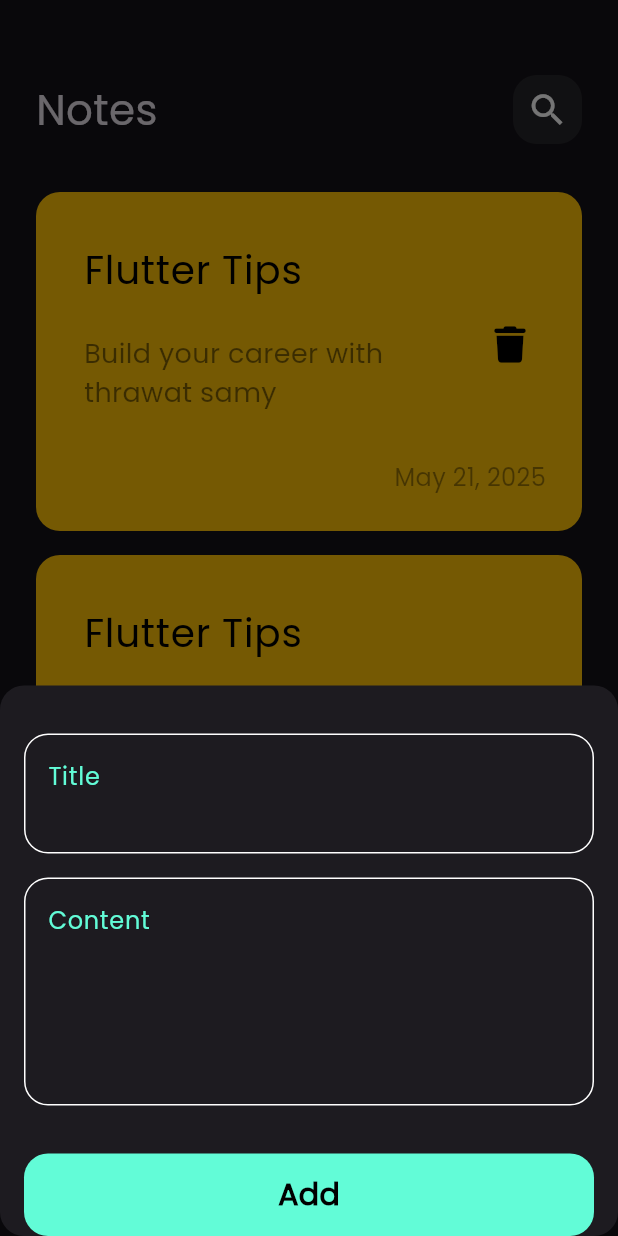
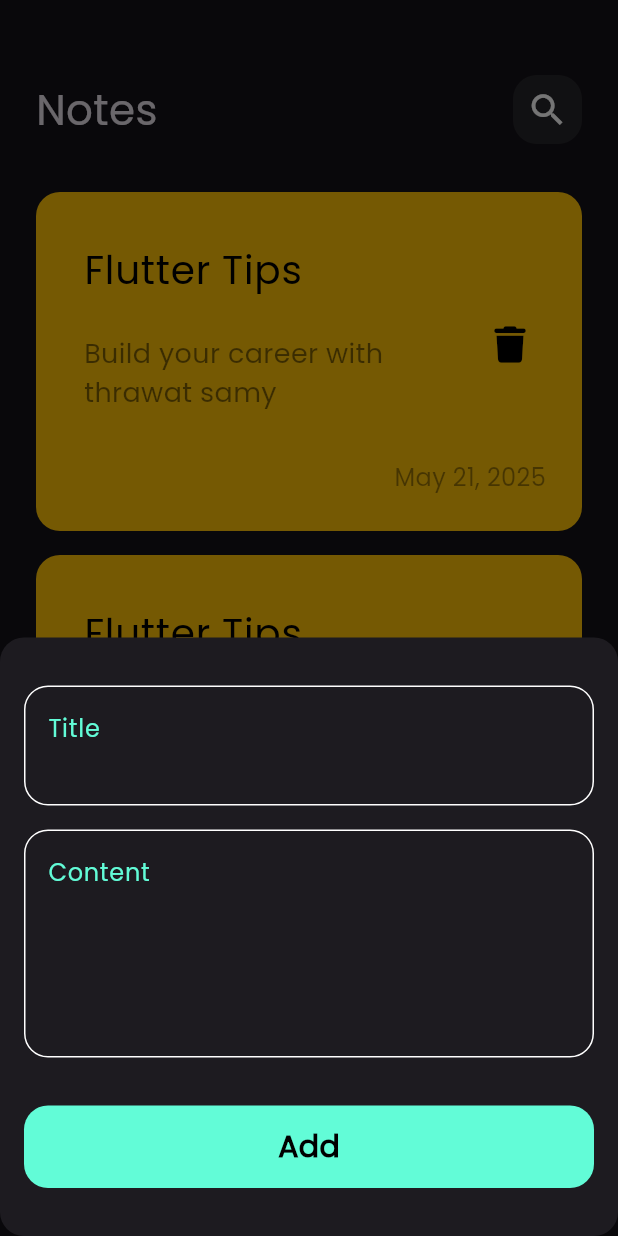
Before and after one commit to polamaged/notes_app, a Flutter app: the screen it shows after launch, after a tap on the "add" icon, on a phone screen of 412 x 824 dp. Run offline on Flutter 3.47's test engine with Material 3 defaults, Android fonts, the phone set to English and light mode, and no system bars; our stand-ins replace font_awesome_flutter, hive, hive_flutter; accounts and stored records are empty.

```diff
--- a/lib/view/widgets/add_note_buttom_sheet.dart
+++ b/lib/view/widgets/add_note_buttom_sheet.dart
@@ -1,4 +1,3 @@
-
 import 'package:flutter/material.dart';
 import 'package:notesapp/view/widgets/custom_buttom.dart';
 import 'package:notesapp/view/widgets/custom_text_field.dart';
@@ -8,21 +7,68 @@ class AddNoteButtomSheet extends StatelessWidget {
 
   @override
   Widget build(BuildContext context) {
-    return Padding(
-      padding: const EdgeInsets.symmetric(horizontal: 16),
+    return const Padding(
+      padding: EdgeInsets.symmetric(horizontal: 16),
       child: SingleChildScrollView(
-        child: Column(
-          children: const [
-            SizedBox(height: 32,),
-            CustomTextField(hintname: 'Title',maxline: 2,),
-            SizedBox(height: 16,),
-            CustomTextField(hintname: 'Content',maxline: 5,),
-            SizedBox(height: 32,),
-            CustomButtom(),
-          ],
-
-        ),
+        child: AddNoteForm(),
       ),
     );
   }
 }
+
+class AddNoteForm extends StatefulWidget {
+  const AddNoteForm({
+    super.key,
+  });
+
+  @override
+  State<AddNoteForm> createState() => _AddNoteFormState();
+}
+
+class _AddNoteFormState extends State<AddNoteForm> {
+
+
+  GlobalKey<FormState>formkey = GlobalKey();
+
+  AutovalidateMode autovalidateMode = AutovalidateMode.disabled;
+
+  String? title , subtitle;
+  @override
+  Widget build(BuildContext context) {
+    return Form(
+      key: formkey,
+      autovalidateMode: autovalidateMode,
+      child: Column(
+        children:[
+          const SizedBox(height: 32),
+          CustomTextField(
+            onsaved:(data) {
+              title = data;
+            },
+          hintname: 'Title', maxline: 2),
+        const SizedBox(height: 16),
+          CustomTextField(
+              onsaved:(data) {
+              subtitle = data;
+            },
+            hintname: 'Content', maxline: 5),
+         const SizedBox(height: 32),
+          CustomButtom(ontap: (){
+             if(formkey.currentState!.validate())
+             {
+              formkey.currentState!.save();
+              setState(() {});
+             }
+             else
+             {
+              autovalidateMode = AutovalidateMode.always;
+              setState(() {});
+             }
+          },),
+         const SizedBox(height: 32),
+
+        ],
+      ),
+    );
+  }
+}
--- a/lib/view/widgets/custom_buttom.dart
+++ b/lib/view/widgets/custom_buttom.dart
@@ -3,11 +3,14 @@ import 'package:flutter/material.dart';
 import 'package:notesapp/constant.dart';
 
 class CustomButtom extends StatelessWidget {
-  const CustomButtom({super.key});
+  const CustomButtom({super.key, this.ontap});
 
+final void Function()? ontap;
   @override
   Widget build(BuildContext context) {
-    return Container(
+    return GestureDetector(
+      onTap: ontap,
+      child: Container(
         width: MediaQuery.of(context).size.width,
         height: 55 ,
         decoration: BoxDecoration(
@@ -15,6 +18,7 @@ class CustomButtom extends StatelessWidget {
           borderRadius: BorderRadius.circular(16),
         ),
         child: Center(child: Text('Add' , style: TextStyle(color: Colors.black ,fontSize: 20,fontWeight: FontWeight.bold),)),
+      ),
     );
   }
 }
--- a/lib/view/widgets/custom_text_field.dart
+++ b/lib/view/widgets/custom_text_field.dart
@@ -2,14 +2,26 @@ import 'package:flutter/material.dart';
 import 'package:notesapp/constant.dart';
 
 class CustomTextField extends StatelessWidget {
-  const CustomTextField({super.key, required this.hintname, this.maxline = 1});
+  const CustomTextField({super.key, required this.hintname, this.maxline = 1, this.onsaved});
 
 
   final String hintname;
   final int maxline ;
+  final void Function(String?)? onsaved;
+
   @override
   Widget build(BuildContext context) {
-    return TextField(
+    return TextFormField(
+      onSaved: onsaved,
+      validator: (value) {
+        if(value?.isEmpty ?? true)
+        {
+          return 'failed is requierd';
+        }
+        else {
+          return null;
+        }
+      },
       cursorColor: kPrimaryColor,
       maxLines: maxline,
       decoration: InputDecoration(
```
Lines whose indentation alone changed are shown as unchanged.
